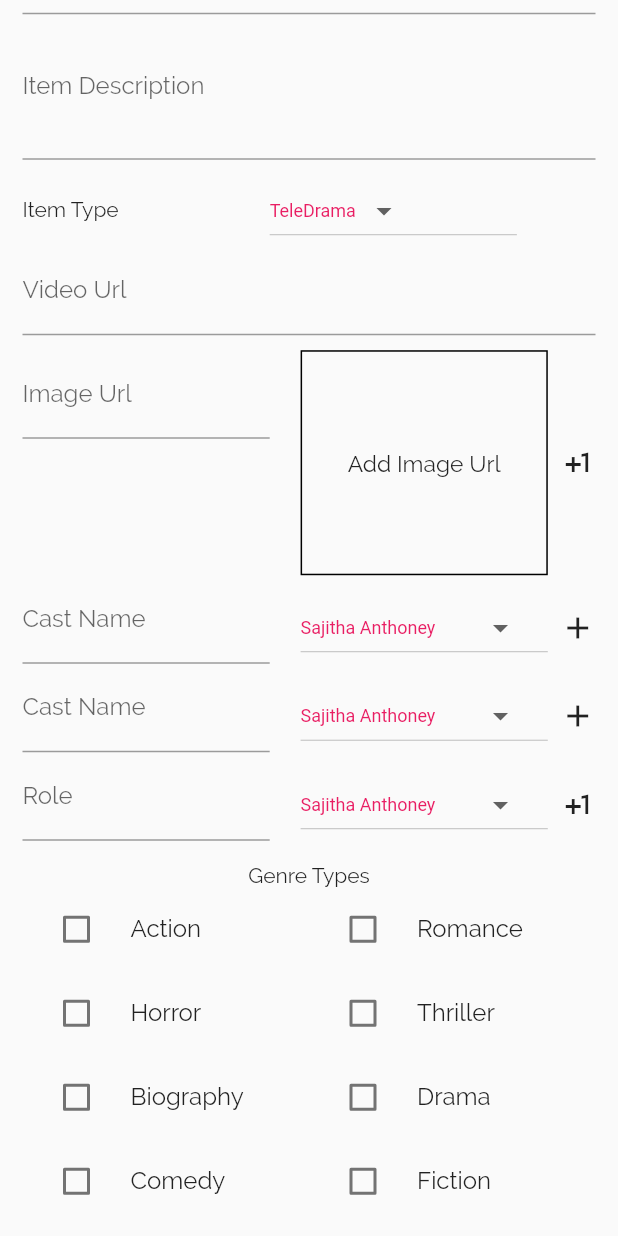
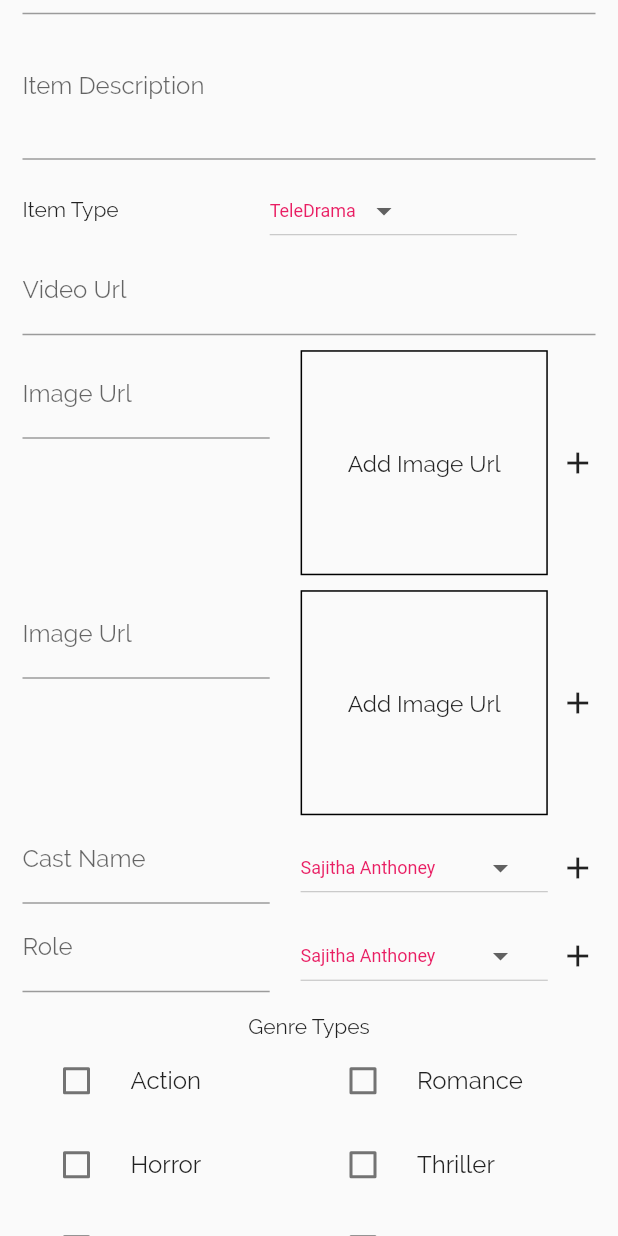
Before and after one commit to Nipun-Dew/Drama-Review-App, a Flutter app: the ItemFormScreen screen opened directly, scrolled down 145 dp, after a tap on the "add" icon, on a phone screen of 412 x 824 dp. Run offline on Flutter 3.47's test engine with Material 2 defaults, Android fonts, the phone set to English and light mode, and no system bars; our stand-ins replace carousel_slider, flutter_rating_bar, youtube_player_flutter; network calls fail.

Commit message:
Added plus icon

```diff
--- a/lib/screens/form_screens/item_form.dart
+++ b/lib/screens/form_screens/item_form.dart
@@ -204,7 +204,7 @@ class _ItemFormScreenState extends State<ItemFormScreen> {
                                           Container(
                                             width: screenWidth * 0.05,
                                             child: IconButton(
-                                              icon: Icon(Icons.plus_one),
+                                              icon: Icon(Icons.add),
                                               onPressed: () async {
                                                 setState(() {
                                                   imageControllers.add(TextEditingController());
@@ -316,7 +316,7 @@ class _ItemFormScreenState extends State<ItemFormScreen> {
                                       Container(
                                         width: screenWidth * 0.05,
                                         child: IconButton(
-                                          icon: Icon(Icons.plus_one),
+                                          icon: Icon(Icons.add),
                                           onPressed: () async {
                                             setState(() {
                                               dropDownValRole.add('Sajitha Anthoney');
```
